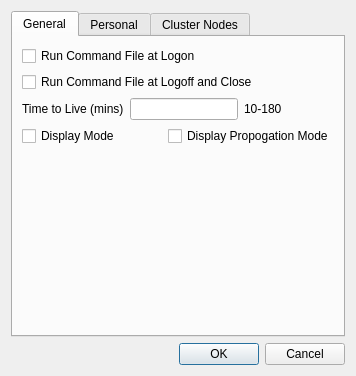
This is mqt/MqtCluster/setupdialog.ui in Rsclub22/Minos2-Mirror as Qt 5 draws it before an edit. The edited form follows.
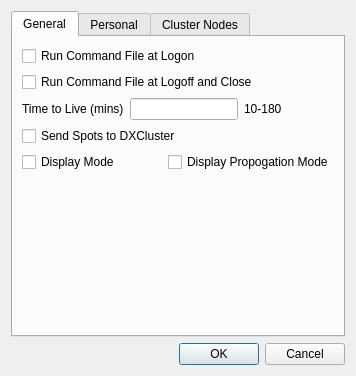
This is the edited form. Custom widgets are drawn as their Qt base class.

Commit message: initial send spot to DXCluster - the full send is prevented while testing my a macro set in clustermainwindow.cpp. The send controls in qsologframe are set visible by a enableTxspots checkbox in general setting, in cluster server.

Patch:
```diff
--- a/mqt/MqtCluster/setupdialog.ui
+++ b/mqt/MqtCluster/setupdialog.ui
@@ -72,6 +72,13 @@
          </item>
         </layout>
        </item>
+       <item>
+        <widget class="QCheckBox" name="sendSpotsToDXClusterChkBox">
+         <property name="text">
+          <string>Send Spots to DXCluster</string>
+         </property>
+        </widget>
+       </item>
        <item>
         <layout class="QHBoxLayout" name="horizontalLayout_7">
          <item>
```
The commit also changes 17 other files.
